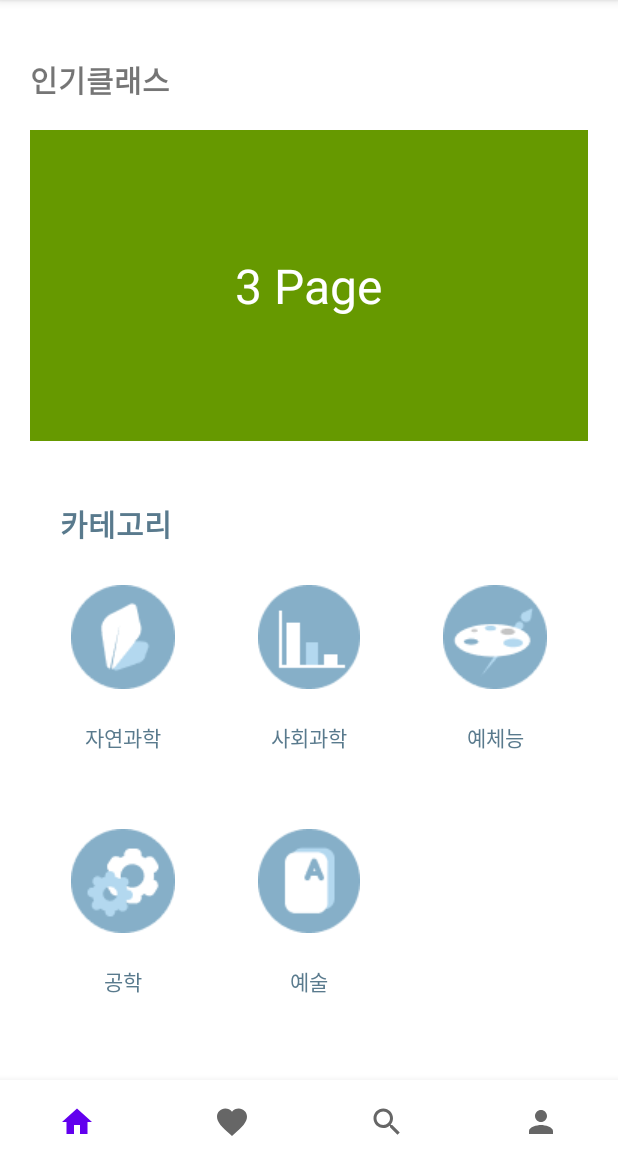
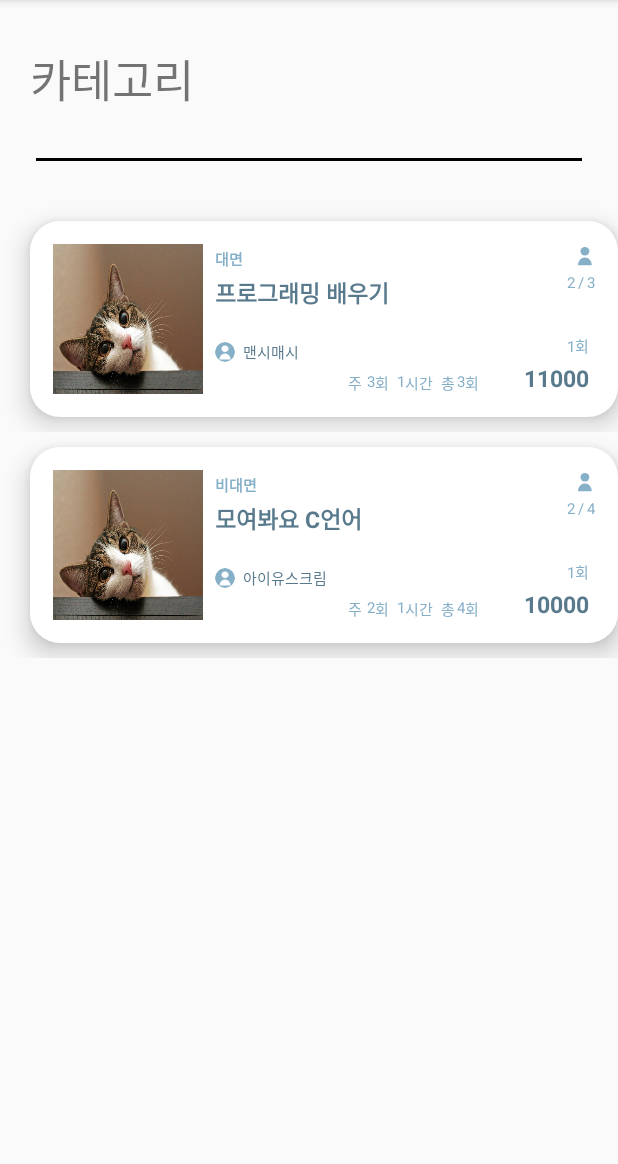
Before and after one commit to sonekthree/metering, an Android app: the screen it shows after launch once a user with an empty profile is signed in (MainActivity before the commit, category after it), on a phone screen of 412 x 824 dp, the part 72-1236 px from its top. Run offline under Robolectric (Android 15) with nearby library versions, the phone set to English and light mode, and no system bars; our stand-ins replace CircleImageView.

Commit message:
category recyclerview add

```diff
--- a/app/src/main/java/com/exam/metering/RvAdapter.java
+++ b/app/src/main/java/com/exam/metering/RvAdapter.java
@@ -1,5 +1,6 @@
 package com.exam.metering;
 
+import android.util.Log;
 import android.view.LayoutInflater;
 import android.view.View;
 import android.view.ViewGroup;
@@ -7,6 +8,7 @@ import android.view.ViewGroup;
 import androidx.annotation.NonNull;
 import androidx.recyclerview.widget.RecyclerView;
 
+import com.exam.metering.viewClassFragment.Class_info_item;
 import com.exam.metering.viewClassFragment.Review_info_item;
 import com.exam.metering.viewClassFragment.ViewHolderReview;
 
@@ -16,6 +18,7 @@ import java.util.List;
 public class RvAdapter extends RecyclerView.Adapter<RecyclerView.ViewHolder> {
     private int type;
     private List<Review_info_item> listData = new ArrayList<>();
+    private List<Class_info_item> classListData = new ArrayList<>();
 
     public RvAdapter(int type){
         this.type = type;
@@ -27,6 +30,7 @@ public class RvAdapter extends RecyclerView.Adapter<RecyclerView.ViewHolder> {
     */
     @Override
     public RecyclerView.ViewHolder onCreateViewHolder(ViewGroup parent, int viewType) {
+        Log.e("여기로", "가긴해");
         if(type == 0){
             View view = LayoutInflater.from(parent.getContext()).inflate(R.layout.review_item, parent, false);
             return new ViewHolderReview(view);
@@ -36,7 +40,13 @@ public class RvAdapter extends RecyclerView.Adapter<RecyclerView.ViewHolder> {
         }else if(type == 2){
             View view = LayoutInflater.from(parent.getContext()).inflate(R.layout.tag_item, parent, false);
             return new ViewHolderClassTag(view);
+        }else if(type == 3){
+            Log.d("설마", "여기가?");
+            View view = LayoutInflater.from(parent.getContext()).inflate(R.layout.class_item,parent, false);
+            //Log.d("이건", "실행해?");
+            return new ViewHolderCategory(view);
         }
+        Log.d("이걸로", "가?");
 
         return null;
     }
@@ -50,16 +60,29 @@ public class RvAdapter extends RecyclerView.Adapter<RecyclerView.ViewHolder> {
             ((ViewHolderProfileTag)holder).onBind(listData.get(position));
         }else if(holder instanceof ViewHolderClassTag){
             ((ViewHolderClassTag)holder).onBind(listData.get(position));
+        }else if(holder instanceof ViewHolderCategory){
+            ((ViewHolderCategory)holder).onBind(classListData.get(position));
         }
     }
 
 
+
     @Override
     public int getItemCount() {
-        return listData.size();
+        if(type == 3){
+            return classListData.size();
+        }else{
+            return listData.size();
+        }
+
     }
 
     public void addItem(Review_info_item data) {
         listData.add(data);
     }
+
+
+
+    public void addClassItem(Class_info_item data){classListData.add(data);}
+
 }
--- a/app/src/main/java/com/exam/metering/SignUpActivity.java
+++ b/app/src/main/java/com/exam/metering/SignUpActivity.java
@@ -85,19 +85,25 @@ public class SignUpActivity extends AppCompatActivity {
 
     }
 
-//    public void onRadioButtonClicked(View view){
-//        boolean checked = ((RadioButton) view).isChecked();
-//
-//        switch (view.getId()){
-//            case R.id.radio_m:
-//                if (checked){
-//                    // 남자구나
-//                }
-//            case R.id.radio_w:
-//                if(checked){
-//                    //여자구나
-//                }
-//        }
+    public void onRadioButtonClicked(View view){
+        boolean checked = ((RadioButton) view).isChecked();
+
+        switch (view.getId()) {
+            case R.id.radio_m:
+                if (checked) {
+                    // 남자구나
+                    break;
+                }
+            case R.id.radio_w:
+                if (checked) {
+
+
+                    //여자구나
+                    break;
+
+                }
+             }
+        }
 
 
 //    }
--- a/app/src/main/java/com/exam/metering/SplashActivity.java
+++ b/app/src/main/java/com/exam/metering/SplashActivity.java
@@ -16,7 +16,7 @@ public class SplashActivity extends AppCompatActivity {
             @Override
             public void run() {
                 Intent intent = new Intent(getApplicationContext(),
-                        MainActivity.class);
+                        category.class);
                 startActivity(intent);
 
                 finish();
--- /dev/null
+++ b/app/src/main/java/com/exam/metering/ViewHolderCategory.java
@@ -0,0 +1,52 @@
+package com.exam.metering;
+
+import android.view.View;
+import android.widget.ImageView;
+import android.widget.TextView;
+
+import androidx.annotation.NonNull;
+import androidx.recyclerview.widget.RecyclerView;
+
+import com.exam.metering.viewClassFragment.Class_info_item;
+
+
+public class ViewHolderCategory extends RecyclerView.ViewHolder{
+    ImageView classImage;
+    TextView txtOnline;
+    TextView txtClassName;
+    TextView txtCurNum;
+    TextView txtAllNum;
+    TextView txtUserName;
+    TextView txtWeekCount;
+    TextView txtHour;
+    TextView txtAllCount;
+    TextView txtPrice;
+
+    public ViewHolderCategory(@NonNull View itemView) {
+        super(itemView);
+        //classImage = itemView.findViewById(R.id.class_image);
+        txtOnline = itemView.findViewById(R.id.txt_online);
+        txtClassName = itemView.findViewById(R.id.txt_classname);
+        txtCurNum = itemView.findViewById(R.id.txt_curnum);
+        txtAllNum = itemView.findViewById(R.id.txt_allnum);
+        txtUserName = itemView.findViewById(R.id.txt_username);
+        txtWeekCount = itemView.findViewById(R.id.txt_weekcount);
+        txtHour = itemView.findViewById(R.id.txt_hour);
+        txtAllCount = itemView.findViewById(R.id.txt_allcount);
+        txtPrice = itemView.findViewById(R.id.txt_price);
+
+    }
+
+    public void onBind(Class_info_item data){
+        //classImage.setImageDrawable(data.classPic);
+        txtOnline.setText(data.classType);
+        txtClassName.setText(data.className);
+        txtCurNum.setText(""+data.classCurNum);
+        txtAllNum.setText(""+data.classAllNum);
+        txtUserName.setText(data.classUser);
+        txtWeekCount.setText(""+data.classWeekCount);
+        txtHour.setText(""+data.classHourTime);
+        txtAllCount.setText(""+data.classAllNum);
+        txtPrice.setText(""+data.classPrice);
+    }
+}
--- a/app/src/main/java/com/exam/metering/category.java
+++ b/app/src/main/java/com/exam/metering/category.java
@@ -1,14 +1,43 @@
 package com.exam.metering;
 
+import android.annotation.SuppressLint;
 import android.os.Bundle;
+import android.util.Log;
 
 import androidx.appcompat.app.AppCompatActivity;
+import androidx.recyclerview.widget.LinearLayoutManager;
+import androidx.recyclerview.widget.RecyclerView;
+
+import com.exam.metering.viewClassFragment.Class_info_item;
+
+import java.util.List;
 
 public class category extends AppCompatActivity {
+    private RecyclerView rv;
+    private LinearLayoutManager llm;
+    private List<Class_info_item> count;
+    RvAdapter adapter;
 
+    @SuppressLint("ResourceType")
     @Override
     protected void onCreate(Bundle savedInstanceState) {
         super.onCreate(savedInstanceState);
+        setContentView(R.layout.activity_category);
+        rv = (RecyclerView) findViewById(R.id.mRecyclerView);
+        Log.d("으잉", rv.toString());
+        llm = new LinearLayoutManager(this);
+
+        rv.setHasFixedSize(true);
+        rv.setLayoutManager(llm);
+
+        Log.d("해? ","해야해야해야만해");
+        adapter= new RvAdapter(3);
+        Log.d("이건가?", "문제?3");
+        adapter.addClassItem(new Class_info_item((long) 1001, "프로그래밍 배우기", "대면", 2 , 3, "맨시매시",3,1,48, 11000));
+        adapter.addClassItem(new Class_info_item((long) 1002, "모여봐요 C언어", "비대면", 2 , 4, "아이유스크림",2,1,36, 10000));
+
+        rv.setAdapter(adapter);
+        Log.d("문제가 모니", adapter.toString());
   //      ActivityCategoryBinding binding = DataBindingUtil.setContentView(this, R.layout.activity_category);
 
     }
--- /dev/null
+++ b/app/src/main/java/com/exam/metering/viewClassFragment/Class_info_item.java
@@ -0,0 +1,34 @@
+package com.exam.metering.viewClassFragment;
+
+public class Class_info_item {
+    public long classId;
+    //public Drawable classPic;
+    public String className;
+    public String classType; // 온라인오프라인
+    public int classCurNum;// 현재 인원
+    public int classAllNum; //총인원
+    public String classUser; // 클래스 선생
+    public int classWeekCount; //주간 횟수
+    public int classHourTime;// 시간
+    public int classMNum; // 총 클래스횟수
+    public int classPrice;// 1회당 class가격
+    //public Drawable personImg;
+
+    public Class_info_item(long classId, String className, String classType, int classCurNum, int classAllNum, String classUser, int classWeekCount, int classHourTime, int classMNum, int classPrice) {
+        this.classId = classId;
+        //this.classPic = classPic;
+        this.className = className;
+        this.classType = classType;
+        this.classCurNum = classCurNum;
+        this.classAllNum = classAllNum;
+        this.classUser = classUser;
+        this.classWeekCount = classWeekCount;
+        this.classHourTime = classHourTime;
+        this.classMNum = classMNum;
+        this.classPrice = classPrice;
+       // this.personImg = personImg;
+    }
+
+}
+
+//class image
--- a/app/src/main/res/layout/activity_category.xml
+++ b/app/src/main/res/layout/activity_category.xml
@@ -1,32 +1,21 @@
 <?xml version="1.0" encoding="utf-8"?>
-<layout xmlns:android="http://schemas.android.com/apk/res/android"
+<androidx.constraintlayout.widget.ConstraintLayout xmlns:android="http://schemas.android.com/apk/res/android"
     xmlns:app="http://schemas.android.com/apk/res-auto"
     xmlns:tools="http://schemas.android.com/tools"
     android:layout_width="match_parent"
     android:layout_height="match_parent"
     tools:context=".category">
 
-    <data>
-        <variable
-            name= "viewModel"
-            type= "com.exam.metering.ClassViewModel"/>
-    </data>
-
-    <androidx.constraintlayout.widget.ConstraintLayout
-        android:layout_width="match_parent"
-        android:layout_height="match_parent"
-        android:background="@color/white">
-
         <TextView
             android:id="@+id/txt_category"
             android:layout_width="match_parent"
             android:layout_height="wrap_content"
-            android:layout_margin="10dp"
+            android:layout_marginStart="20dp"
             app:layout_constraintEnd_toEndOf="parent"
-            app:layout_constraintHorizontal_bias="0.145"
             app:layout_constraintStart_toStartOf="parent"
             app:layout_constraintTop_toTopOf="parent"
             android:text="카테고리"
+            android:layout_marginTop="30dp"
             android:textSize="30sp"
             />
 
@@ -34,7 +23,7 @@
             android:id='@+id/line1'
             android:layout_width="match_parent"
             android:layout_height="2dp"
-            android:layout_marginTop="20dp"
+            android:layout_marginTop="30dp"
             android:layout_marginStart="24dp"
             android:layout_marginEnd="24dp"
             android:background="@color/black"
@@ -44,12 +33,11 @@
 
         <androidx.recyclerview.widget.RecyclerView
             android:id="@+id/mRecyclerView"
-            android:layout_marginTop="20dp"
+            android:layout_marginTop="30dp"
             android:layout_width="match_parent"
             android:layout_height="wrap_content"
             app:layout_constraintEnd_toEndOf="@id/line1"
             app:layout_constraintStart_toStartOf="parent"
-            app:layout_constraintTop_toBottomOf="@+id/txt_category" />
-    </androidx.constraintlayout.widget.ConstraintLayout>
+            app:layout_constraintTop_toBottomOf="@+id/line1" />
 
-</layout>
+</androidx.constraintlayout.widget.ConstraintLayout>
--- a/app/src/main/res/layout/class_item.xml
+++ b/app/src/main/res/layout/class_item.xml
@@ -8,20 +8,20 @@
 
     <androidx.constraintlayout.widget.ConstraintLayout
         android:id="@+id/deviceList1"
-        android:layout_width="wrap_content"
+        android:background="@drawable/round_corner"
+        android:layout_width="match_parent"
         android:layout_height="wrap_content"
-        android:layout_marginStart="30dp"
         android:layout_marginTop="10dp"
-        android:layout_marginEnd="30dp"
+        android:layout_marginStart="20dp"
+        android:layout_marginEnd="0dp"
         android:layout_marginBottom="10dp"
         android:elevation="10dp"
         android:orientation="vertical"
-        android:padding="5dp">
+        android:padding="15dp">
 
 
         <ImageView
             android:id="@+id/class_image"
-
             android:layout_width="100dp"
             android:layout_height="100dp"
             android:background="@drawable/round_corner"
@@ -120,7 +120,6 @@
         <TextView
             android:id="@+id/txt_username"
             android:layout_width="wrap_content"
-
             android:layout_height="wrap_content"
             android:layout_marginStart="5dp"
             android:layout_marginBottom="5dp"
```
Also changed, not shown: app/src/main/java/com/exam/metering/viewClassFragment/Review_info_item.java (line endings or trailing spaces), app/src/main/res/class_img_example/Mask Group.png (added), app/src/main/res/drawable/mini_class_img.png (added).
